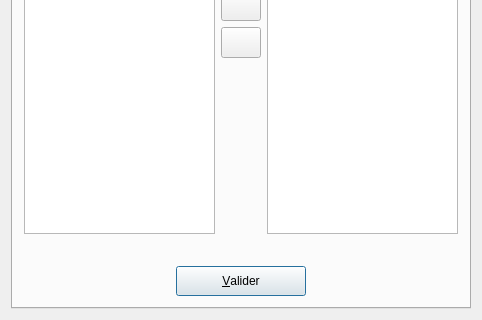
Above: UiQT4/desPlusieursInto.ui from SalomePlatform/eficas_tools before the change; both pictures show x 0 to 482 and y 160 to 480 of the 482 by 480 pixel window. Below: the same form after it.
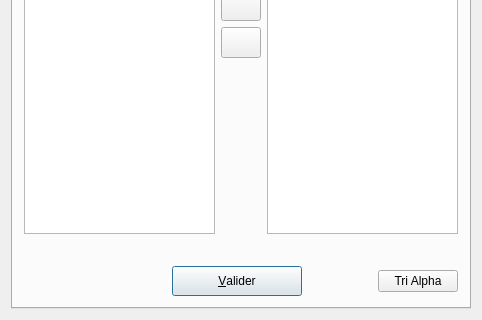
That is the form after the change. Icons and pictures are not drawn.

What changed in the file:
```diff
--- a/UiQT4/desPlusieursInto.ui
+++ b/UiQT4/desPlusieursInto.ui
@@ -173,8 +173,8 @@
            </property>
            <property name="sizeHint" stdset="0" >
             <size>
-             <width>40</width>
-             <height>20</height>
+             <width>148</width>
+             <height>27</height>
             </size>
            </property>
           </spacer>
@@ -211,12 +211,19 @@
            </property>
            <property name="sizeHint" stdset="0" >
             <size>
-             <width>40</width>
-             <height>20</height>
+             <width>58</width>
+             <height>27</height>
             </size>
            </property>
           </spacer>
          </item>
+         <item>
+          <widget class="QPushButton" name="BAlpha" >
+           <property name="text" >
+            <string>Tri Alpha</string>
+           </property>
+          </widget>
+         </item>
         </layout>
        </item>
       </layout>
```
